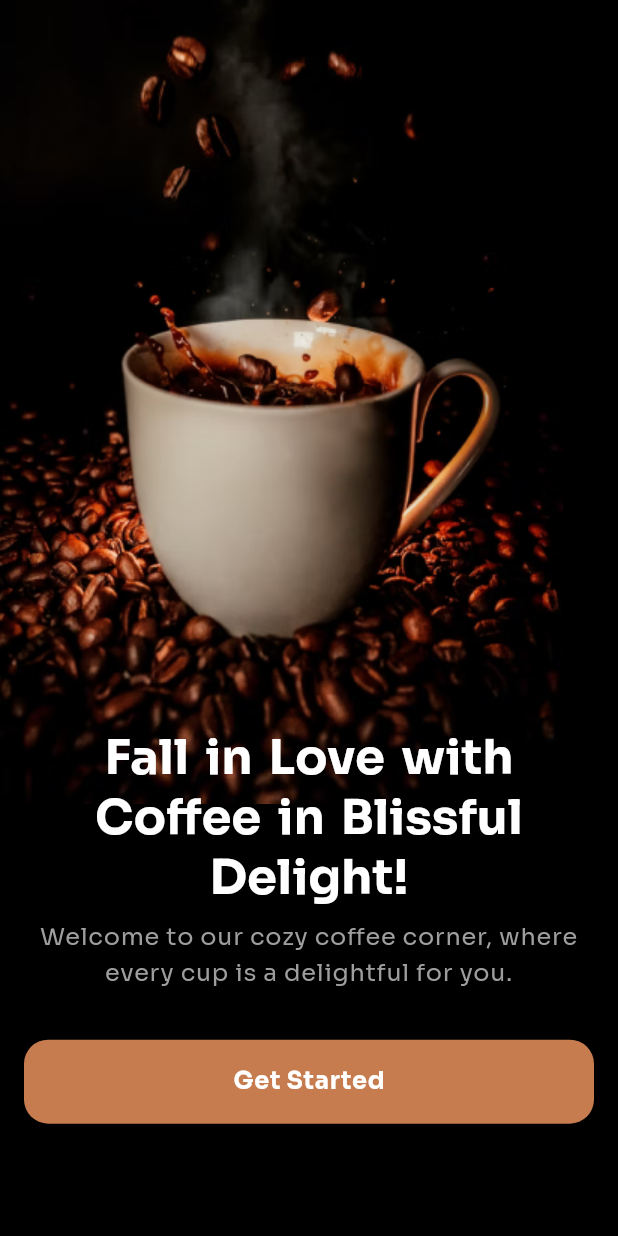
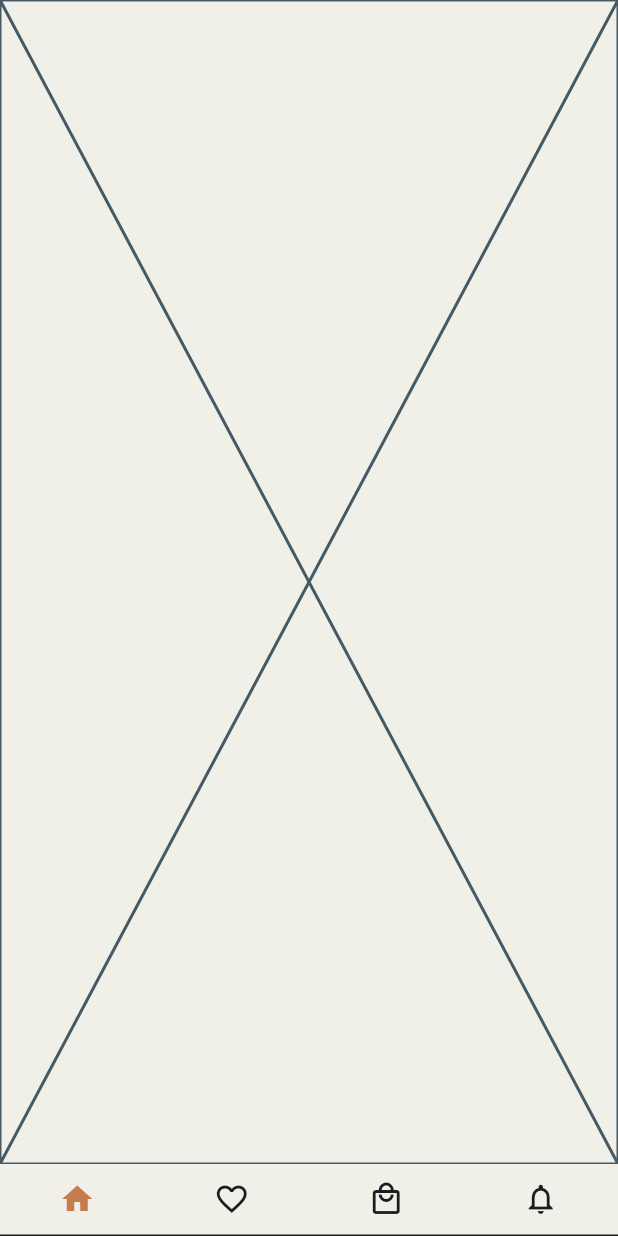
Before and after one commit to jiaxing98/coffee_shop, a Flutter app: the OnboardingPage screen opened by its route, after a tap on "Get Started", on a phone screen of 412 x 824 dp. Run offline on Flutter 3.47's test engine with Material 3 defaults, Android fonts, the phone set to English and light mode, and no system bars; drawn by our look-alikes of loader_overlay; our stand-ins replace bloc, equatable, flutter_bloc, flutter_spinkit, go_router, google_fonts and 1 more; accounts and stored records are empty.

Commit message:
Added dashboard page

```diff
--- /dev/null
+++ b/lib/core/intl/intl_currency.dart
@@ -0,0 +1,5 @@
+import 'package:intl/intl.dart';
+
+extension IntlCurrency on num {
+  String get inMYR => NumberFormat.currency(locale: "ms_MY", symbol: "RM").format(this);
+}
--- /dev/null
+++ b/lib/core/intl/intl_datetime.dart
@@ -0,0 +1,24 @@
+import 'package:intl/intl.dart';
+
+extension IntlDateTime on DateTime {
+  // 10/23/2024
+  String get yMd => DateFormat.yMd().format(this);
+
+  // July 16, 2024
+  String get yMMMMd => DateFormat.yMMMMd().format(this);
+
+  // Oct 2024
+  String get yMMM => DateFormat.yMMM().format(this);
+
+  // October 2024
+  String get yMMMM => DateFormat.yMMMM().format(this);
+
+  // Wed, Oct 23, 2024
+  String get yMMMEd => DateFormat.yMMMEd().format(this);
+
+  // Wednesday, October 23, 2024
+  String get yMMMMEEEEd => DateFormat.yMMMMEEEEd().format(this);
+
+  // 23/10/2024, 2.30 AM
+  String get yMdhmma => DateFormat("dd/MM/yyyy, h:mm a").format(this);
+}
--- a/lib/core/theme/theme_data.dart
+++ b/lib/core/theme/theme_data.dart
@@ -28,6 +28,9 @@ abstract class AppTheme {
         ),
       );
 }
+
+// ! default textTheme info
+// https://m3.material.io/styles/typography/type-scale-tokens
 
 // ! primary
 // The main color used for prominent components.
--- /dev/null
+++ b/lib/presentation/dashboard_page.dart
@@ -0,0 +1,84 @@
+import 'package:coffee_shop/router/router.dart';
+import 'package:flutter/material.dart';
+import 'package:go_router/go_router.dart';
+
+class DashboardPage extends StatefulWidget {
+  final Widget child;
+
+  const DashboardPage({super.key, required this.child});
+
+  @override
+  State<DashboardPage> createState() => _DashboardPageState();
+}
+
+class _DashboardPageState extends State<DashboardPage> with SingleTickerProviderStateMixin {
+  late TabController _controller;
+
+  @override
+  void initState() {
+    super.initState();
+
+    _controller = TabController(length: 4, vsync: this);
+  }
+
+  @override
+  void dispose() {
+    _controller.dispose();
+
+    super.dispose();
+  }
+
+  @override
+  Widget build(BuildContext context) {
+    return Scaffold(
+      body: widget.child,
+      bottomNavigationBar: SafeArea(
+        child: TabBar(
+          controller: _controller,
+          overlayColor: MaterialStateProperty.all(Colors.transparent),
+          splashFactory: NoSplash.splashFactory,
+          indicatorColor: Colors.transparent,
+          onTap: _onChangedTab,
+          tabs: [
+            Tab(
+              icon:
+                  _controller.index == 0 ? const Icon(Icons.home) : const Icon(Icons.home_outlined),
+            ),
+            Tab(
+              icon: _controller.index == 1
+                  ? const Icon(Icons.favorite)
+                  : const Icon(Icons.favorite_outline),
+            ),
+            Tab(
+              icon: _controller.index == 2
+                  ? const Icon(Icons.local_mall)
+                  : const Icon(Icons.local_mall_outlined),
+            ),
+            Tab(
+              icon: _controller.index == 3
+                  ? const Icon(Icons.notifications)
+                  : const Icon(Icons.notifications_outlined),
+            ),
+          ],
+        ),
+      ),
+    );
+  }
+
+  void _onChangedTab(int index) {
+    setState(() {
+      switch (index) {
+        case 0:
+          context.goNamed(Routes.home);
+        // case 1:
+        //   context.goNamed(Routes.reload);
+        // case 2:
+        //   context.goNamed(Routes.profile);
+        // case 3:
+        //   context.goNamed(Routes.account);
+        default:
+          context.goNamed(Routes.home);
+      }
+    });
+  }
+}
--- /dev/null
+++ b/lib/presentation/home/home_page.dart
@@ -0,0 +1,10 @@
+import 'package:flutter/material.dart';
+
+class HomePage extends StatelessWidget {
+  const HomePage({super.key});
+
+  @override
+  Widget build(BuildContext context) {
+    return const Placeholder();
+  }
+}
--- a/lib/presentation/onboarding_page.dart
+++ b/lib/presentation/onboarding_page.dart
@@ -1,6 +1,8 @@
 import 'package:coffee_shop/core/const/images.dart';
 import 'package:coffee_shop/core/extension/build_context_extension.dart';
+import 'package:coffee_shop/router/router.dart';
 import 'package:flutter/material.dart';
+import 'package:go_router/go_router.dart';
 
 class OnboardingPage extends StatelessWidget {
   const OnboardingPage({super.key});
@@ -22,6 +24,16 @@ class OnboardingPage extends StatelessWidget {
             bottom: MediaQuery.of(context).size.height / 11,
             left: 16.0,
             right: 16.0,
+            child: TweenAnimationBuilder(
+              tween: Tween(begin: 0.0, end: 1.0),
+              duration: Duration(seconds: 2),
+              curve: Curves.easeInOut,
+              builder: (context, value, child) {
+                return Opacity(
+                  opacity: value,
+                  child: child,
+                );
+              },
               child: Column(
                 mainAxisAlignment: MainAxisAlignment.center,
                 crossAxisAlignment: CrossAxisAlignment.stretch,
@@ -50,7 +62,9 @@ class OnboardingPage extends StatelessWidget {
                         borderRadius: BorderRadius.circular(16.0),
                       ),
                     ),
-                  onPressed: () {},
+                    onPressed: () {
+                      context.goNamed(Routes.home);
+                    },
                     child: Text(
                       "Get Started",
                       style: context.textStyle.bodyLarge?.copyWith(
@@ -61,6 +75,7 @@ class OnboardingPage extends StatelessWidget {
                   ),
                 ],
               ),
+            ),
           )
         ],
       ),
--- a/lib/router/router.dart
+++ b/lib/router/router.dart
@@ -1,3 +1,5 @@
+import 'package:coffee_shop/presentation/dashboard_page.dart';
+import 'package:coffee_shop/presentation/home/home_page.dart';
 import 'package:coffee_shop/presentation/onboarding_page.dart';
 import 'package:flutter/material.dart';
 import 'package:go_router/go_router.dart';
@@ -14,42 +16,42 @@ final GoRouter router = GoRouter(
       path: Routes.onboarding,
       name: Routes.onboarding,
       builder: (context, state) {
-        return OnboardingPage();
+        return const OnboardingPage();
       },
     ),
-    // ShellRoute(
-    //   navigatorKey: _shellNavigatorKey,
-    //   builder: (context, state, child) {
-    //     return DashboardPage(child: child);
-    //   },
-    //   routes: [
-    //     GoRoute(
-    //       path: Routes.home,
-    //       name: Routes.home,
-    //       parentNavigatorKey: _shellNavigatorKey,
-    //       builder: (context, state) {
-    //         return const HomePage();
-    //       },
-    //       pageBuilder: (context, state) => CustomTransitionPage(
-    //         key: state.pageKey,
-    //         child: const HomePage(),
-    //         transitionsBuilder: (context, animation, secondaryAnimation, child) {
-    //           const begin = Offset(0.0, 1 / 0);
-    //           const end = Offset.zero;
-    //           const curve = Curves.easeInOut;
-    //
-    //           var tween = Tween(begin: begin, end: end).chain(CurveTween(curve: curve));
-    //           var offsetAnimation = animation.drive(tween);
-    //
-    //           return SlideTransition(
-    //             position: offsetAnimation,
-    //             child: child,
-    //           );
-    //         },
-    //       ),
-    //     ),
-    //   ],
-    // ),
+    ShellRoute(
+      navigatorKey: _shellNavigatorKey,
+      builder: (context, state, child) {
+        return DashboardPage(child: child);
+      },
+      routes: [
+        GoRoute(
+          path: Routes.home,
+          name: Routes.home,
+          parentNavigatorKey: _shellNavigatorKey,
+          builder: (context, state) {
+            return const HomePage();
+          },
+          // pageBuilder: (context, state) => CustomTransitionPage(
+          //   key: state.pageKey,
+          //   child: const HomePage(),
+          //   transitionsBuilder: (context, animation, secondaryAnimation, child) {
+          //     const begin = Offset(0.0, 1 / 0);
+          //     const end = Offset.zero;
+          //     const curve = Curves.easeInOut;
+          //
+          //     var tween = Tween(begin: begin, end: end).chain(CurveTween(curve: curve));
+          //     var offsetAnimation = animation.drive(tween);
+          //
+          //     return SlideTransition(
+          //       position: offsetAnimation,
+          //       child: child,
+          //     );
+          //   },
+          // ),
+        ),
+      ],
+    ),
   ],
 );
 
```
Lines whose indentation alone changed are shown as unchanged.
